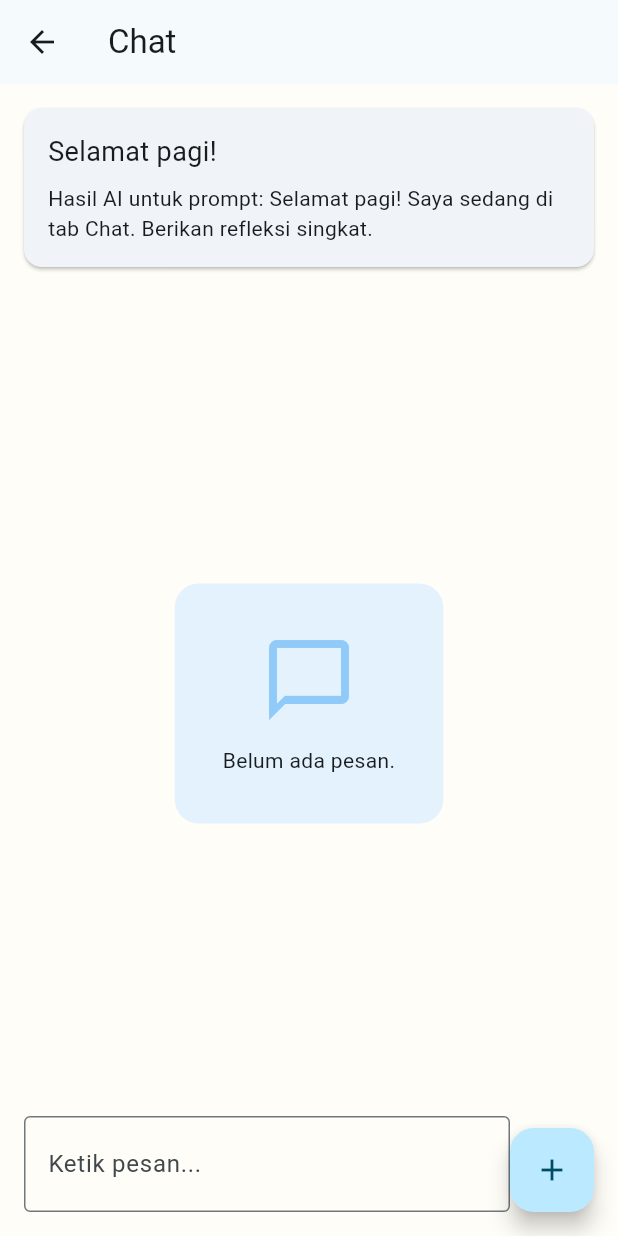
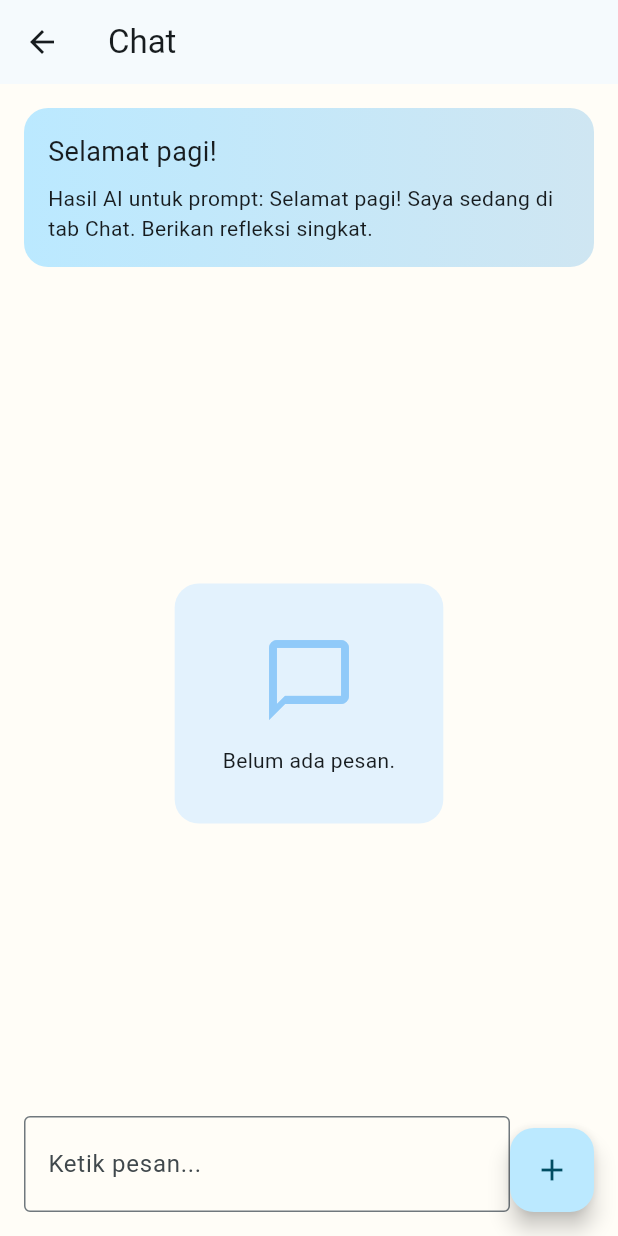
Before and after one commit to tanerizawa/dr_tan, a Flutter app: the _ChatView screen opened directly, on a phone screen of 412 x 824 dp. Run offline on Flutter 3.47's test engine with Material 3 defaults, Android fonts, the phone set to English and light mode, and no system bars; our stand-ins replace carousel_slider, hive, just_audio, speech_to_text; accounts and stored records are empty; network calls fail.

Commit message:
revamp home layout

```diff
--- a/lib/core/common/adaptive_greeting_banner.dart
+++ b/lib/core/common/adaptive_greeting_banner.dart
@@ -29,10 +29,18 @@ class _AdaptiveGreetingBannerState extends State<AdaptiveGreetingBanner> {
       future: _futureInsight,
       builder: (context, snapshot) {
         final aiText = snapshot.data;
-        return Card(
+        return Container(
           margin: const EdgeInsets.only(bottom: 16),
-          child: Padding(
           padding: const EdgeInsets.all(16),
+          decoration: BoxDecoration(
+            gradient: LinearGradient(
+              colors: [
+                Theme.of(context).colorScheme.primaryContainer,
+                Theme.of(context).colorScheme.secondaryContainer,
+              ],
+            ),
+            borderRadius: BorderRadius.circular(16),
+          ),
           child: Column(
             crossAxisAlignment: CrossAxisAlignment.start,
             children: [
@@ -46,7 +54,6 @@ class _AdaptiveGreetingBannerState extends State<AdaptiveGreetingBanner> {
                 const SizedBox.shrink(),
             ],
           ),
-          ),
         );
       },
     );
```
Also changed, not shown: lib/features/beranda/beranda_page.dart (+6 -1 lines), lib/features/beranda/beranda_widget.dart (+55 -16 lines). Lines whose indentation alone changed are shown as unchanged.
